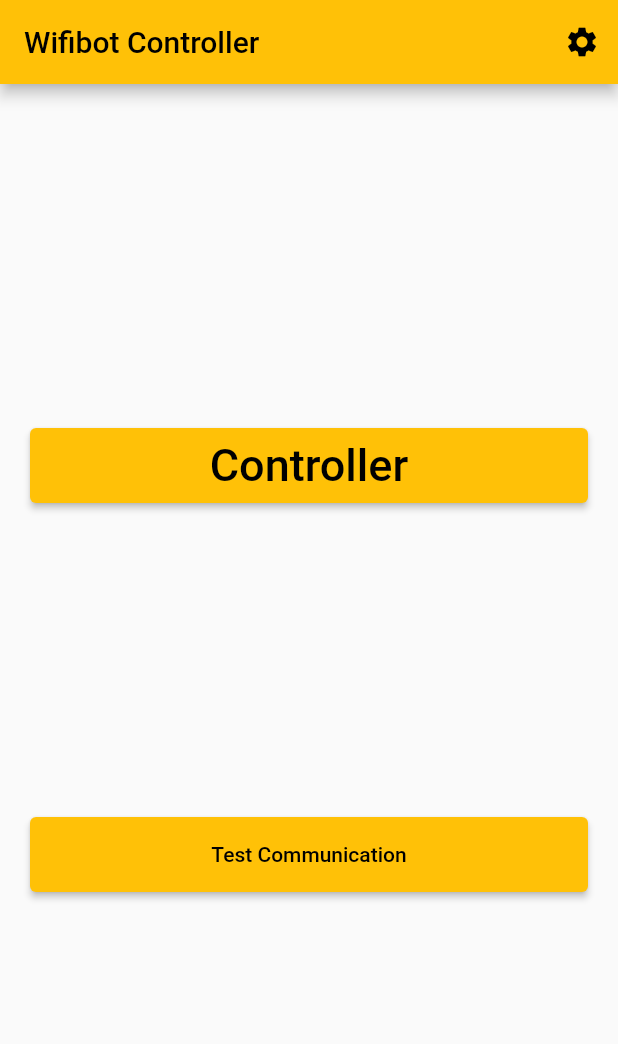
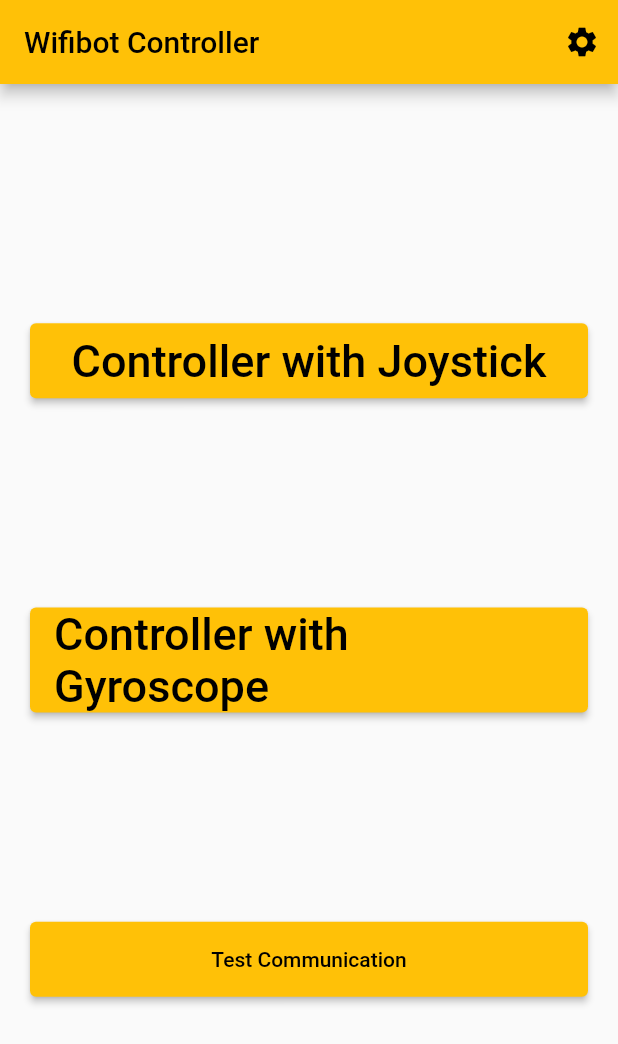
Before and after one commit to youssef-t/flutter-application-controlling-wifibot, a Flutter app: the screen it shows after launch, on a phone screen of 412 x 824 dp. Shown: the top 1044 px of the screen. Run offline on Flutter 3.47's test engine with Material 2 defaults, Android fonts, the light colour scheme and no system bars; our stand-ins replace sensors_plus; missing offline and left inert: flutter_joystick, flutter_mjpeg, regexed_validator.

Commit message:
[Core] Route to gyroscope controller added

```diff
--- a/wifibot_application/lib/main.dart
+++ b/wifibot_application/lib/main.dart
@@ -3,7 +3,7 @@ import 'package:flutter/material.dart';
 import 'package:flutter/services.dart';
 import 'package:wifibot_application/route_generator.dart';
 import 'package:wifibot_application/utils/orientation_helpers.dart';
-import 'package:wifibot_application/routes/wifibot_controller_route.dart';
+import 'package:wifibot_application/routes/wifibot_controller_route_joystick.dart';
 import 'package:wifibot_application/routes/home_route.dart';
 import 'package:wifibot_application/routes/settings_route.dart';
 
--- a/wifibot_application/lib/route_generator.dart
+++ b/wifibot_application/lib/route_generator.dart
@@ -1,6 +1,7 @@
 import 'package:flutter/material.dart';
 import 'package:flutter/services.dart';
-import 'package:wifibot_application/routes/wifibot_controller_route.dart';
+import 'package:wifibot_application/routes/wifibot_controller_route_gyroscope.dart';
+import 'package:wifibot_application/routes/wifibot_controller_route_joystick.dart';
 import 'package:wifibot_application/routes/home_route.dart';
 import 'package:wifibot_application/routes/settings_route.dart';
 import 'package:wifibot_application/routes/test_communication.dart';
@@ -10,7 +11,8 @@ import 'package:wifibot_application/utils/orientation_helpers.dart';
 class AppRoutes {
   static const home = '/';
   static const settings = '/settings';
-  static const controller = '/controller';
+  static const controllerJoystick = '/controllerJoystick';
+  static const controllerGyroscope = '/controllerGyroscope';
   static const testCommunication = '/testCommunication';
 }
 
@@ -33,11 +35,18 @@ class RouteGenerator {
           builder: (_) => SettingsRoute(),
           settings: rotationSettings(settings, ScreenOrientation.portraitOnly),
         );
-      case AppRoutes.controller:
+      case AppRoutes.controllerJoystick:
         SystemChrome.setEnabledSystemUIMode(SystemUiMode.immersive,
             overlays: []);
         return MaterialPageRoute(
-          builder: (_) => ControllerRoute(),
+          builder: (_) => ControllerRouteJoystick(),
+          settings: rotationSettings(settings, ScreenOrientation.landscapeOnly),
+        );
+      case AppRoutes.controllerGyroscope:
+        SystemChrome.setEnabledSystemUIMode(SystemUiMode.immersive,
+            overlays: []);
+        return MaterialPageRoute(
+          builder: (_) => ControllerRouteGyroscope(),
           settings: rotationSettings(settings, ScreenOrientation.landscapeOnly),
         );
       case AppRoutes.testCommunication:
--- a/wifibot_application/lib/routes/home_route.dart
+++ b/wifibot_application/lib/routes/home_route.dart
@@ -40,14 +40,29 @@ class HomeRoute extends StatelessWidget {
                 ElevatedButton(
                   // Go the controller route
                   onPressed: () {
-                    Navigator.pushNamed(context, AppRoutes.controller);
+                    Navigator.pushNamed(context, AppRoutes.controllerJoystick);
                   },
                   style: ElevatedButton.styleFrom(
                     minimumSize: const Size(double.infinity,
                         50), // double.infinity is the width and 50 is the height
                   ),
                   child: const Text(
-                    "Controller",
+                    "Controller with Joystick",
+                    style: textButtonStyle,
+                  ),
+                ),
+                Spacer(),
+                ElevatedButton(
+                  // Go the controller route
+                  onPressed: () {
+                    Navigator.pushNamed(context, AppRoutes.controllerGyroscope);
+                  },
+                  style: ElevatedButton.styleFrom(
+                    minimumSize: const Size(double.infinity,
+                        50), // double.infinity is the width and 50 is the height
+                  ),
+                  child: const Text(
+                    "Controller with Gyroscope",
                     style: textButtonStyle,
                   ),
                 ),
```
Also changed, not shown: wifibot_application/lib/routes/wifibot_controller_route_gyroscope.dart (renamed from wifibot_application/lib/routes/wifibot_controller_route.dart, +3 -25 lines), wifibot_application/lib/routes/wifibot_controller_route_joystick.dart (added, +162 -0 lines).
